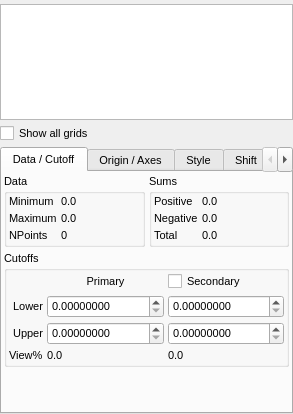
Above: trunk/src/gui/grids.ui from trisyoungs/aten before the change. Below: the same form after it.
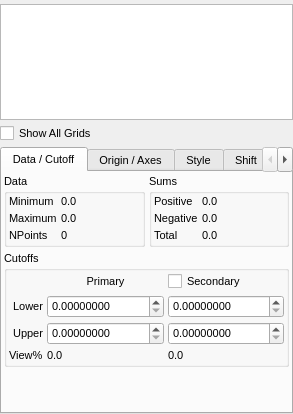
That is the form after the change. Icons and pictures are not drawn. Custom widgets are drawn as their Qt base class.

Patch:
```diff
--- a/trunk/src/gui/grids.ui
+++ b/trunk/src/gui/grids.ui
@@ -81,7 +81,7 @@
        <string>Whether to show all grids (from all loaded models) or just those in the current model</string>
       </property>
       <property name="text">
-       <string>Show all grids</string>
+       <string>Show All Grids</string>
       </property>
      </widget>
     </item>
```
